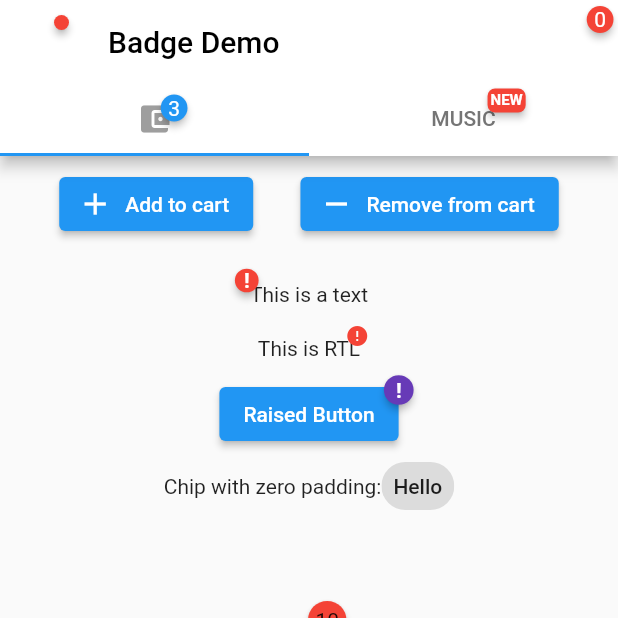
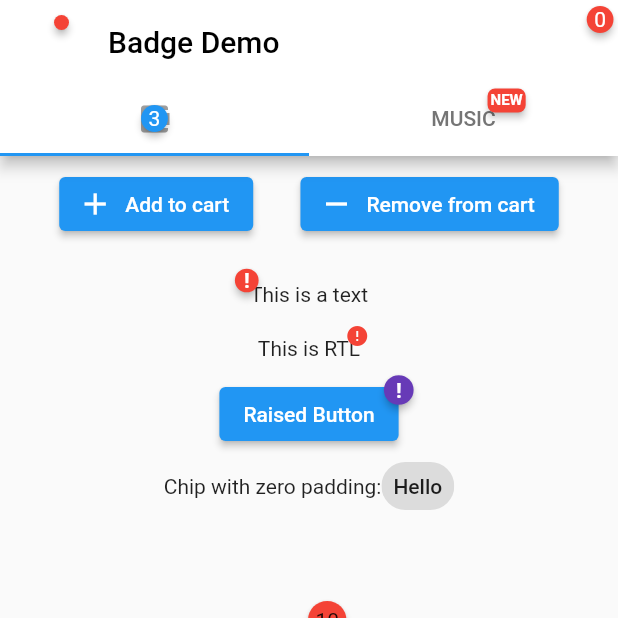
Before and after one commit to yako-dev/flutter_badges, a Flutter app: the screen it shows after launch, on a phone screen of 412 x 824 dp, the top half of it. Run offline on Flutter 3.47's test engine with Material 2 defaults, Android fonts, the phone set to English and light mode, and no system bars.

Commit message:
Version update to 2.0.1

```diff
--- a/example/lib/main.dart
+++ b/example/lib/main.dart
@@ -97,6 +97,7 @@ class _HomeScreenState extends State<HomeScreen> {
       Tab(
         icon: Badge(
           badgeColor: Colors.blue,
+          position: BadgePosition(),
           badgeContent: Text(
             '3',
             style: TextStyle(color: Colors.white),
--- a/pubspec.yaml
+++ b/pubspec.yaml
@@ -1,6 +1,6 @@
 name: badges
 description: A flutter package for creating badges. Badges can be used for an additional marker for any widget, e.g. show a number of items in a shopping cart.
-version: 2.0.0
+version: 2.0.1
 homepage: https://github.com/yadaniyil/flutter_badges
 
 dependencies:
```
Also changed, not shown: 3 other files.
